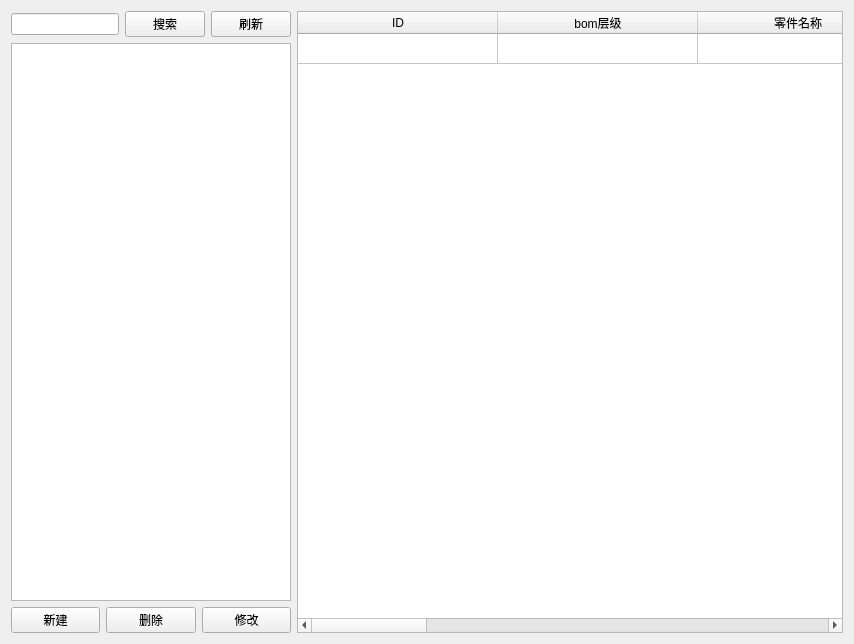
This is xt/code/ui/Bom.ui in joker20020/ERP as Qt 5 draws it before an edit. The edited form follows.
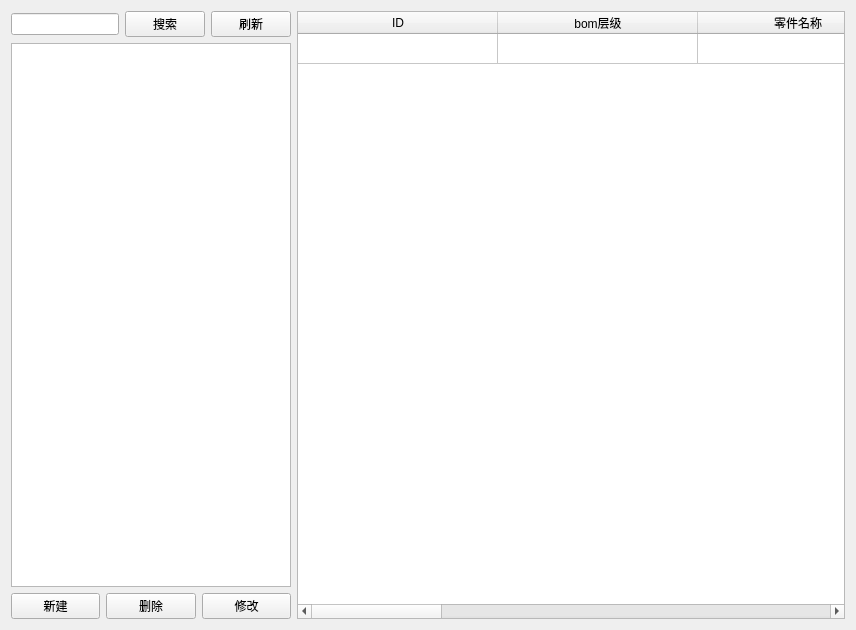
This is the edited form.

The edit to the form file:
```diff
--- a/xt/code/ui/Bom.ui
+++ b/xt/code/ui/Bom.ui
@@ -6,8 +6,8 @@
    <rect>
     <x>0</x>
     <y>0</y>
-    <width>854</width>
-    <height>644</height>
+    <width>856</width>
+    <height>630</height>
    </rect>
   </property>
   <property name="sizePolicy">
@@ -136,11 +136,6 @@
          <string>零件名称</string>
         </property>
        </column>
-       <column>
-        <property name="text">
-         <string>零件数量</string>
-        </property>
-       </column>
        <column>
         <property name="text">
          <string>零件描述</string>
```
